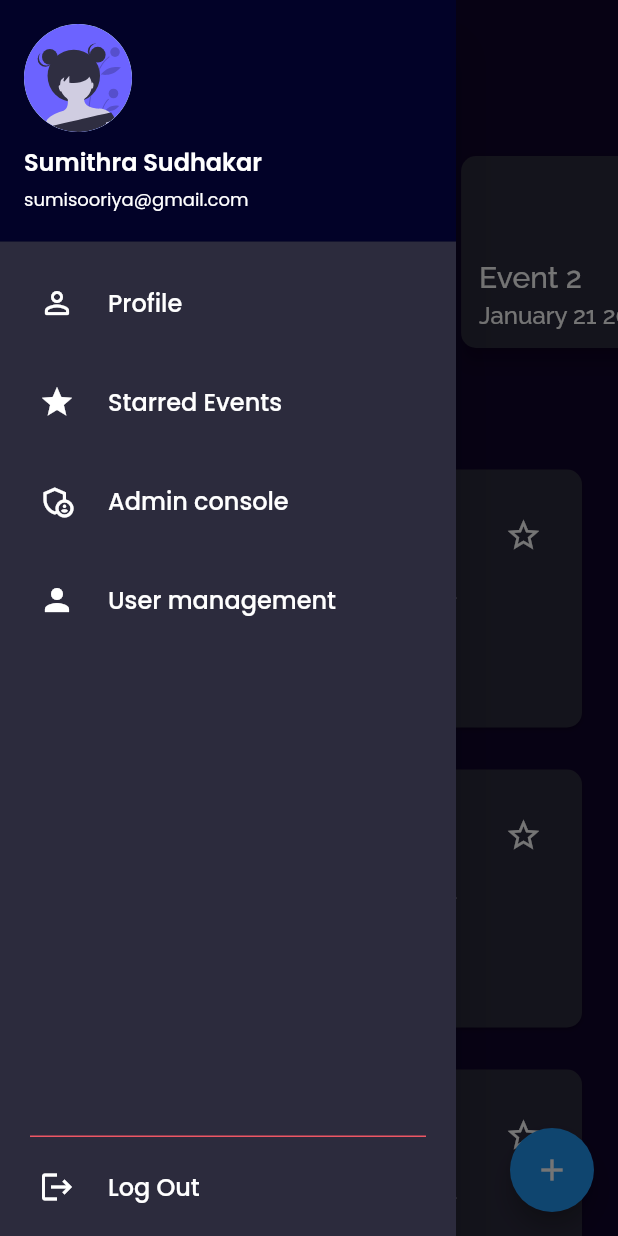
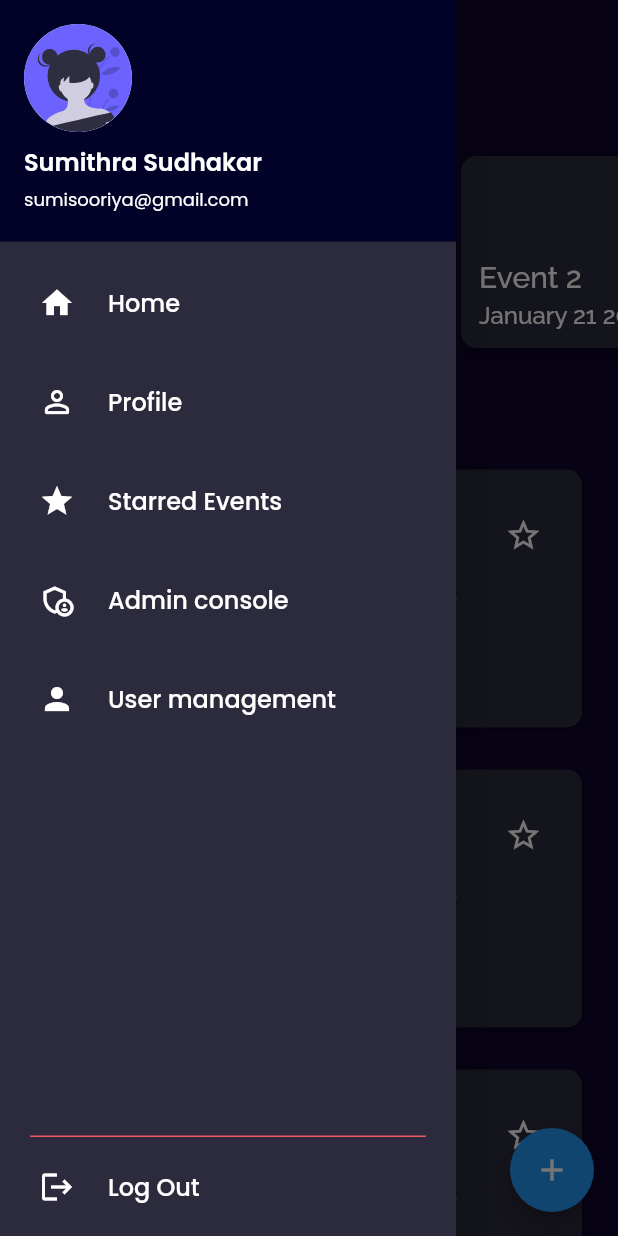
Before and after one commit to cyberwizard1001/events_app, a Flutter app: the AdminHome screen opened directly, with the side drawer open, on a phone screen of 412 x 824 dp. Run offline on Flutter 3.47's test engine with Material 2 defaults, Android fonts, the phone set to English and light mode, and no system bars; drawn by our look-alikes of auto_size_text; our stand-ins replace cached_network_image, firebase_auth, firebase_core, flutter_svg, google_fonts, smooth_page_indicator; accounts and stored records are empty.

Commit message:
Added home to sidebar nav

```diff
--- a/lib/widgets/navigation_drawer.dart
+++ b/lib/widgets/navigation_drawer.dart
@@ -1,5 +1,6 @@
 import 'package:events_app/screens/admin/admin_home.dart';
 import 'package:events_app/screens/get_started.dart';
+import 'package:events_app/screens/home.dart';
 import 'package:events_app/screens/profile_page.dart';
 import 'package:events_app/screens/starred_events.dart';
 import 'package:events_app/screens/admin/user_management.dart';
@@ -40,6 +41,14 @@ class NavigationDrawer extends StatelessWidget {
                     color: colors.primaryTextColor,
                   ),
                 )),
+            buildDrawerItem(
+                text: 'Home',
+                icon: Icons.home,
+                onTap: () {
+                  Navigator.push(
+                      context,
+                      MaterialPageRoute(
+                          builder: (context) => const Home()));}),
             buildDrawerItem(
                 icon: Icons.person_outline_rounded,
                 text: "Profile",
```
Also changed, not shown: pubspec.lock, 2 other files.
